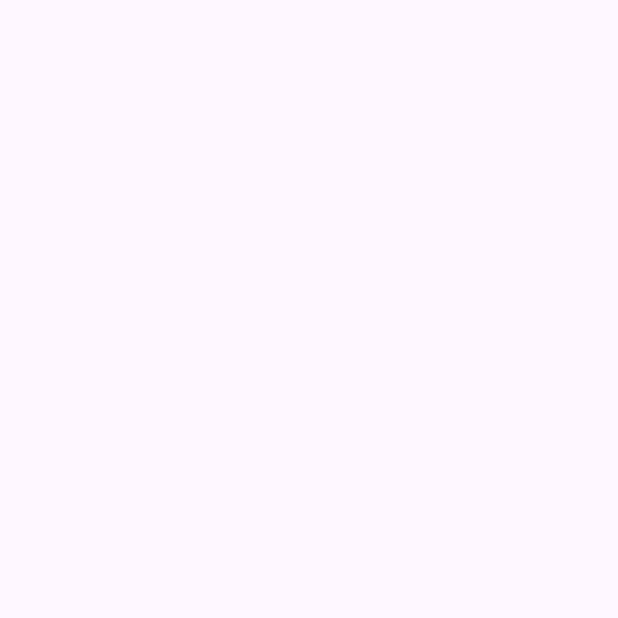
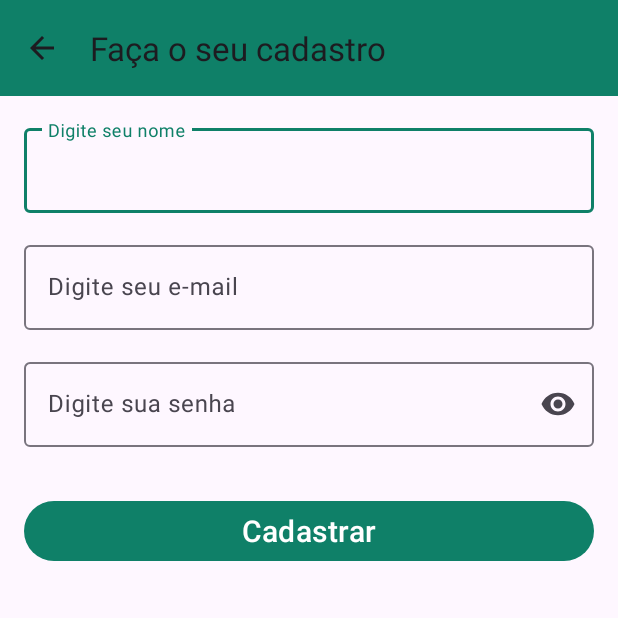
Before and after one commit to saradu25/Whatsapp, an Android app: the CadastroActivity screen opened directly, with no data from a screen before it, on a phone screen of 412 x 824 dp, the top half of it. Before the commit the part shown is empty. Run offline under Robolectric (Android 15) with nearby library versions, the phone set to English and light mode, and no system bars.

Commit message:
Cadastro - design

```diff
--- a/app/build.gradle.kts
+++ b/app/build.gradle.kts
@@ -34,6 +34,9 @@ android {
     kotlinOptions {
         jvmTarget = "1.8"
     }
+    viewBinding{
+        enable = true
+    }
 }
 
 dependencies {
--- a/app/src/main/AndroidManifest.xml
+++ b/app/src/main/AndroidManifest.xml
@@ -14,6 +14,7 @@
         tools:targetApi="31">
         <activity
             android:name=".CadastroActivity"
+            android:parentActivityName=".LoginActivity"
             android:exported="false" />
         <activity
             android:name=".MainActivity"
--- a/app/src/main/java/br/edu/ifsp/dmo/whatsapp/CadastroActivity.kt
+++ b/app/src/main/java/br/edu/ifsp/dmo/whatsapp/CadastroActivity.kt
@@ -5,16 +5,29 @@ import androidx.activity.enableEdgeToEdge
 import androidx.appcompat.app.AppCompatActivity
 import androidx.core.view.ViewCompat
 import androidx.core.view.WindowInsetsCompat
+import br.edu.ifsp.dmo.whatsapp.databinding.ActivityCadastroBinding
+import br.edu.ifsp.dmo.whatsapp.databinding.ActivityLoginBinding
 
 class CadastroActivity : AppCompatActivity() {
+
+    private val binding by lazy{
+        ActivityCadastroBinding.inflate(layoutInflater)
+    }
+
     override fun onCreate(savedInstanceState: Bundle?) {
         super.onCreate(savedInstanceState)
-        enableEdgeToEdge()
-        setContentView(R.layout.activity_cadastro)
-        ViewCompat.setOnApplyWindowInsetsListener(findViewById(R.id.main)) { v, insets ->
-            val systemBars = insets.getInsets(WindowInsetsCompat.Type.systemBars())
-            v.setPadding(systemBars.left, systemBars.top, systemBars.right, systemBars.bottom)
-            insets
+        setContentView(binding.root)
+
+        inicializarToolbar()
+
+    }
+
+    private fun inicializarToolbar() {
+        val toolbar = binding.includeToolbar.tbPrincipal
+        setSupportActionBar(toolbar)
+        supportActionBar?.apply{
+            title = "Faça o seu cadastro"
+            setDisplayHomeAsUpEnabled(true)
         }
     }
 }
--- a/app/src/main/java/br/edu/ifsp/dmo/whatsapp/LoginActivity.kt
+++ b/app/src/main/java/br/edu/ifsp/dmo/whatsapp/LoginActivity.kt
@@ -1,20 +1,31 @@
 package br.edu.ifsp.dmo.whatsapp
 
+import android.content.Intent
 import android.os.Bundle
 import androidx.activity.enableEdgeToEdge
 import androidx.appcompat.app.AppCompatActivity
 import androidx.core.view.ViewCompat
 import androidx.core.view.WindowInsetsCompat
+import br.edu.ifsp.dmo.whatsapp.databinding.ActivityLoginBinding
+import br.edu.ifsp.dmo.whatsapp.databinding.ActivityMainBinding
 
 class LoginActivity : AppCompatActivity() {
+
+    private val binding by lazy{
+        ActivityLoginBinding.inflate(layoutInflater)
+    }
     override fun onCreate(savedInstanceState: Bundle?) {
         super.onCreate(savedInstanceState)
-        enableEdgeToEdge()
-        setContentView(R.layout.activity_login)
-        ViewCompat.setOnApplyWindowInsetsListener(findViewById(R.id.main)) { v, insets ->
-            val systemBars = insets.getInsets(WindowInsetsCompat.Type.systemBars())
-            v.setPadding(systemBars.left, systemBars.top, systemBars.right, systemBars.bottom)
-            insets
+        setContentView(binding.root)
+        inicializarEventosClique()
+    }
+
+    private fun inicializarEventosClique(){
+        binding.textCadastro.setOnClickListener{
+            startActivity(
+                Intent(this, CadastroActivity::class.java)
+            )
         }
     }
+
 }
--- a/app/src/main/res/layout/activity_cadastro.xml
+++ b/app/src/main/res/layout/activity_cadastro.xml
@@ -7,4 +7,85 @@
     android:layout_height="match_parent"
     tools:context=".CadastroActivity">
 
+    <include
+        android:id="@+id/includeToolbar"
+        layout="@layout/toolbat_customizada"
+        android:layout_width="0dp"
+        android:layout_height="wrap_content"
+        app:layout_constraintEnd_toEndOf="parent"
+        app:layout_constraintHorizontal_bias="0.5"
+        app:layout_constraintStart_toStartOf="parent"
+        app:layout_constraintTop_toTopOf="parent" />
+
+    <com.google.android.material.textfield.TextInputLayout
+        android:id="@+id/textInputLayout3"
+        android:layout_width="0dp"
+        android:layout_height="wrap_content"
+        android:layout_marginStart="16dp"
+        android:layout_marginTop="16dp"
+        android:layout_marginEnd="16dp"
+        app:layout_constraintEnd_toEndOf="parent"
+        app:layout_constraintHorizontal_bias="0.5"
+        app:layout_constraintStart_toStartOf="parent"
+        app:layout_constraintTop_toBottomOf="@+id/includeToolbar">
+
+        <com.google.android.material.textfield.TextInputEditText
+            android:layout_width="match_parent"
+            android:layout_height="wrap_content"
+            android:hint="@string/digite_seu_nome"
+            android:inputType="text|textPersonName" />
+    </com.google.android.material.textfield.TextInputLayout>
+
+    <com.google.android.material.textfield.TextInputLayout
+        android:id="@+id/textInputLayout4"
+        android:layout_width="0dp"
+        android:layout_height="wrap_content"
+        android:layout_marginStart="16dp"
+        android:layout_marginTop="16dp"
+        android:layout_marginEnd="16dp"
+        app:layout_constraintEnd_toEndOf="parent"
+        app:layout_constraintHorizontal_bias="0.5"
+        app:layout_constraintStart_toStartOf="parent"
+        app:layout_constraintTop_toBottomOf="@+id/textInputLayout3">
+
+        <com.google.android.material.textfield.TextInputEditText
+            android:layout_width="match_parent"
+            android:layout_height="wrap_content"
+            android:hint="@string/digite_seu_e_mail"
+            android:inputType="text|textEmailAddress" />
+    </com.google.android.material.textfield.TextInputLayout>
+
+    <com.google.android.material.textfield.TextInputLayout
+        android:id="@+id/textInputLayout5"
+        android:layout_width="0dp"
+        android:layout_height="wrap_content"
+        android:layout_marginStart="16dp"
+        android:layout_marginTop="16dp"
+        android:layout_marginEnd="16dp"
+        app:endIconMode="password_toggle"
+        app:layout_constraintEnd_toEndOf="parent"
+        app:layout_constraintHorizontal_bias="0.5"
+        app:layout_constraintStart_toStartOf="parent"
+        app:layout_constraintTop_toBottomOf="@+id/textInputLayout4">
+
+        <com.google.android.material.textfield.TextInputEditText
+            android:layout_width="match_parent"
+            android:layout_height="wrap_content"
+            android:hint="@string/digite_sua_senha"
+            android:inputType="text|textPassword" />
+    </com.google.android.material.textfield.TextInputLayout>
+
+    <Button
+        android:id="@+id/button2"
+        android:layout_width="0dp"
+        android:layout_height="wrap_content"
+        android:layout_marginStart="16dp"
+        android:layout_marginTop="32dp"
+        android:layout_marginEnd="16dp"
+        android:text="Cadastrar"
+        android:textSize="20sp"
+        app:layout_constraintEnd_toEndOf="parent"
+        app:layout_constraintHorizontal_bias="0.5"
+        app:layout_constraintStart_toStartOf="parent"
+        app:layout_constraintTop_toBottomOf="@+id/textInputLayout5" />
 </androidx.constraintlayout.widget.ConstraintLayout>
--- a/app/src/main/res/layout/activity_login.xml
+++ b/app/src/main/res/layout/activity_login.xml
@@ -16,7 +16,8 @@
         app:layout_constraintHorizontal_bias="0.5"
         app:layout_constraintStart_toStartOf="parent"
         app:layout_constraintTop_toTopOf="parent"
-        app:srcCompat="@drawable/logo_verde" />
+        app:srcCompat="@drawable/logo_verde"
+        android:contentDescription="@string/logo_whatsapp" />
 
     <com.google.android.material.textfield.TextInputLayout
         android:id="@+id/textInputLayout"
@@ -33,7 +34,7 @@
         <com.google.android.material.textfield.TextInputEditText
             android:layout_width="match_parent"
             android:layout_height="61dp"
-            android:hint="Digite o seu e-mail"
+            android:hint="@string/digite_o_seu_e_mail"
             android:inputType="text|textEmailAddress" />
     </com.google.android.material.textfield.TextInputLayout>
 
@@ -53,7 +54,7 @@
         <com.google.android.material.textfield.TextInputEditText
             android:layout_width="match_parent"
             android:layout_height="wrap_content"
-            android:hint="Digite a sua senha"
+            android:hint="@string/digite_a_sua_senha"
             android:inputType="text|textPassword" />
     </com.google.android.material.textfield.TextInputLayout>
 
@@ -62,19 +63,19 @@
         android:layout_width="wrap_content"
         android:layout_height="wrap_content"
         android:layout_marginTop="16dp"
-        android:text="Não tem uma conta?"
-        app:layout_constraintEnd_toStartOf="@+id/textView2"
+        android:text="@string/n_o_tem_uma_conta"
+        app:layout_constraintEnd_toStartOf="@+id/textCadastro"
         app:layout_constraintHorizontal_bias="0.5"
         app:layout_constraintHorizontal_chainStyle="packed"
         app:layout_constraintStart_toStartOf="parent"
         app:layout_constraintTop_toBottomOf="@+id/textInputLayout2" />
 
     <TextView
-        android:id="@+id/textView2"
+        android:id="@+id/textCadastro"
         android:layout_width="wrap_content"
         android:layout_height="wrap_content"
         android:layout_marginTop="16dp"
-        android:text="Cadastre-se"
+        android:text="@string/cadastre_se"
         android:textColor="@color/destaque"
         app:layout_constraintEnd_toEndOf="parent"
         app:layout_constraintHorizontal_bias="0.5"
@@ -88,7 +89,7 @@
         android:layout_marginStart="16dp"
         android:layout_marginTop="32dp"
         android:layout_marginEnd="16dp"
-        android:text="Logar"
+        android:text="@string/logar"
         android:textSize="20sp"
         app:layout_constraintEnd_toEndOf="parent"
         app:layout_constraintHorizontal_bias="0.5"
--- /dev/null
+++ b/app/src/main/res/layout/toolbat_customizada.xml
@@ -0,0 +1,21 @@
+<?xml version="1.0" encoding="utf-8"?>
+<androidx.constraintlayout.widget.ConstraintLayout xmlns:android="http://schemas.android.com/apk/res/android"
+    xmlns:app="http://schemas.android.com/apk/res-auto"
+    xmlns:tools="http://schemas.android.com/tools"
+    android:layout_width="match_parent"
+    android:layout_height="wrap_content">
+
+    <com.google.android.material.appbar.MaterialToolbar
+        android:id="@+id/tbPrincipal"
+        android:layout_width="0dp"
+        android:layout_height="wrap_content"
+        android:background="?attr/colorPrimary"
+        android:minHeight="?attr/actionBarSize"
+        android:theme="?attr/actionBarTheme"
+        app:layout_constraintBottom_toBottomOf="parent"
+        app:layout_constraintEnd_toEndOf="parent"
+        app:layout_constraintHorizontal_bias="0.5"
+        app:layout_constraintStart_toStartOf="parent"
+        app:layout_constraintTop_toTopOf="parent"
+        app:layout_constraintVertical_bias="0.5" />
+</androidx.constraintlayout.widget.ConstraintLayout>
--- a/app/src/main/res/values/strings.xml
+++ b/app/src/main/res/values/strings.xml
@@ -1,3 +1,12 @@
 <resources>
     <string name="app_name">Whatsapp</string>
+    <string name="digite_seu_nome">Digite seu nome</string>
+    <string name="digite_seu_e_mail">Digite seu e-mail</string>
+    <string name="digite_sua_senha">Digite sua senha</string>
+    <string name="cadastre_se">Cadastre-se</string>
+    <string name="logar">Logar</string>
+    <string name="n_o_tem_uma_conta">"Não tem uma conta?  "</string>
+    <string name="digite_a_sua_senha">Digite a sua senha</string>
+    <string name="digite_o_seu_e_mail">Digite o seu e-mail</string>
+    <string name="logo_whatsapp">Logo whatsapp</string>
 </resources>
```
